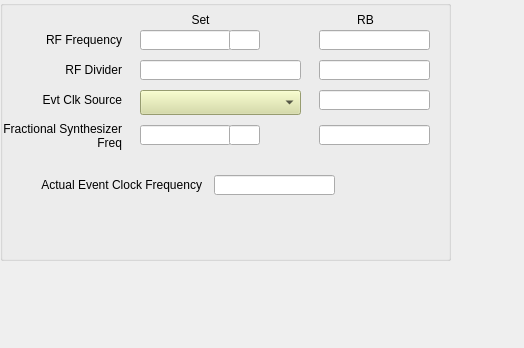
Above: ui/EVG/G_EVG_evtClk.ui from paulscherrerinstitute/mrfioc2 before the change. Below: the same form after it.
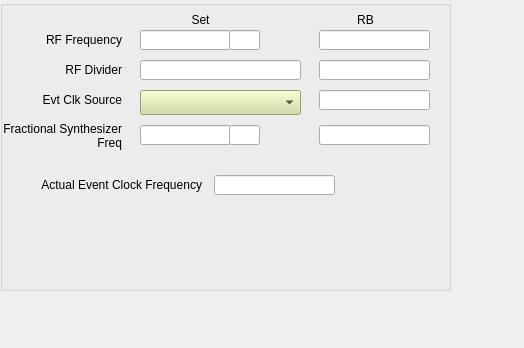
That is the form after the change. Custom widgets are drawn as their Qt base class.

```diff
--- a/ui/EVG/G_EVG_evtClk.ui
+++ b/ui/EVG/G_EVG_evtClk.ui
@@ -19,7 +19,7 @@
      <x>0</x>
      <y>0</y>
      <width>451</width>
-     <height>261</height>
+     <height>291</height>
     </rect>
    </property>
    <property name="title">
@@ -367,7 +367,7 @@
       <x>1</x>
       <y>210</y>
       <width>441</width>
-      <height>31</height>
+      <height>61</height>
      </rect>
     </property>
     <property name="macro">
```
Left out of the diff: 2 changed lines with no effect on the pictures.
